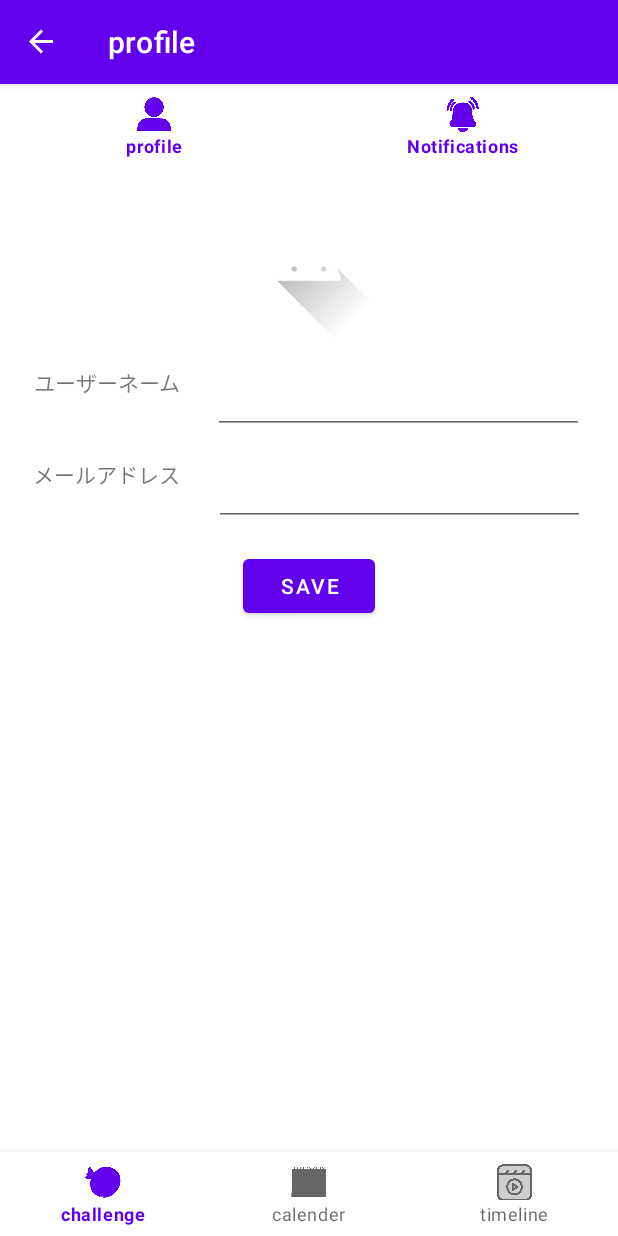
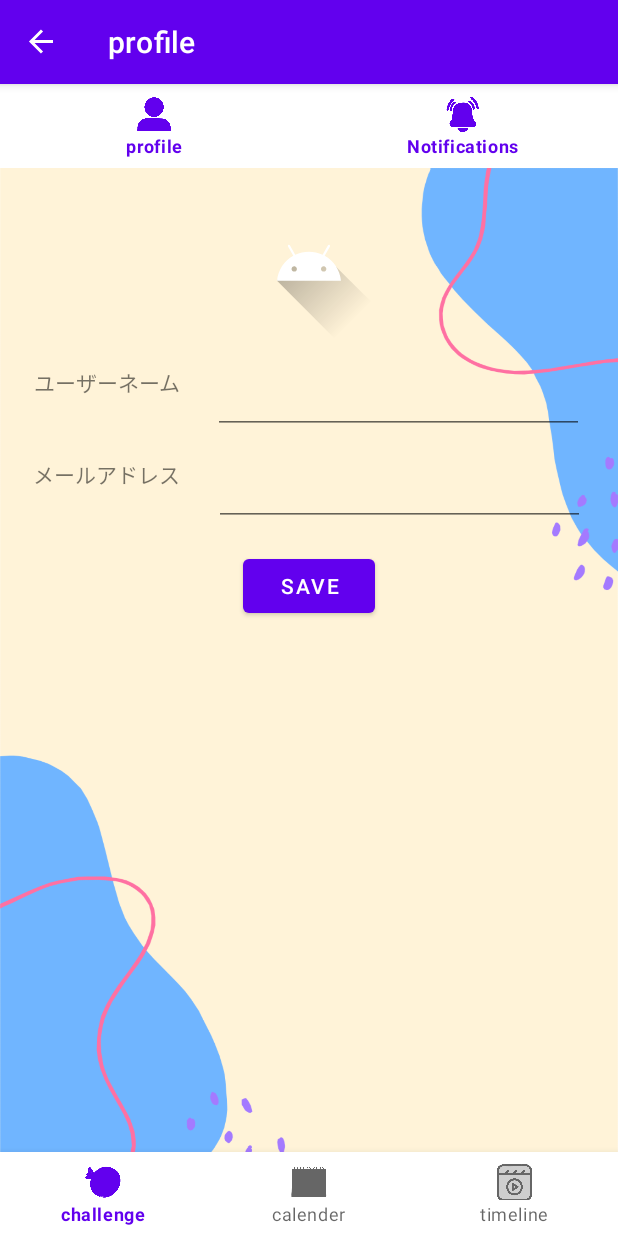
Before and after one commit to HamSharua/Android, an Android app: the ProfileFragment screen opened through its navigation route, on a phone screen of 412 x 824 dp. Run offline under Robolectric (Android 15) with nearby library versions, the phone set to English and light mode, and no system bars; our stand-ins replace Firebase (no records; nobody signed in at launch, a user with empty details on screens opened directly), Picasso, navigation-ui.

Commit message:
プロフィールのところにだけ背景設定　サイズに納得いってないです

```diff
--- a/app/src/main/res/layout/fragment_profile.xml
+++ b/app/src/main/res/layout/fragment_profile.xml
@@ -4,6 +4,7 @@
     xmlns:tools="http://schemas.android.com/tools"
     android:layout_width="match_parent"
     android:layout_height="match_parent"
+    android:background="@drawable/background_image"
     tools:context=".ui.profile.ProfileFragment">
 
     <ImageView
@@ -70,4 +71,7 @@
         app:layout_constraintStart_toStartOf="parent"
         app:layout_constraintEnd_toEndOf="parent" />
 
+
+
+
 </androidx.constraintlayout.widget.ConstraintLayout>
--- a/app/src/main/res/navigation/mobile_navigation.xml
+++ b/app/src/main/res/navigation/mobile_navigation.xml
@@ -1,4 +1,5 @@
 <?xml version="1.0" encoding="utf-8"?>
+
 <navigation xmlns:android="http://schemas.android.com/apk/res/android"
     xmlns:app="http://schemas.android.com/apk/res-auto"
     xmlns:tools="http://schemas.android.com/tools"
```
Also changed, not shown: app/src/main/res/drawable/background_image.png (renamed from app/src/main/res/drawable/back_ground.png).
